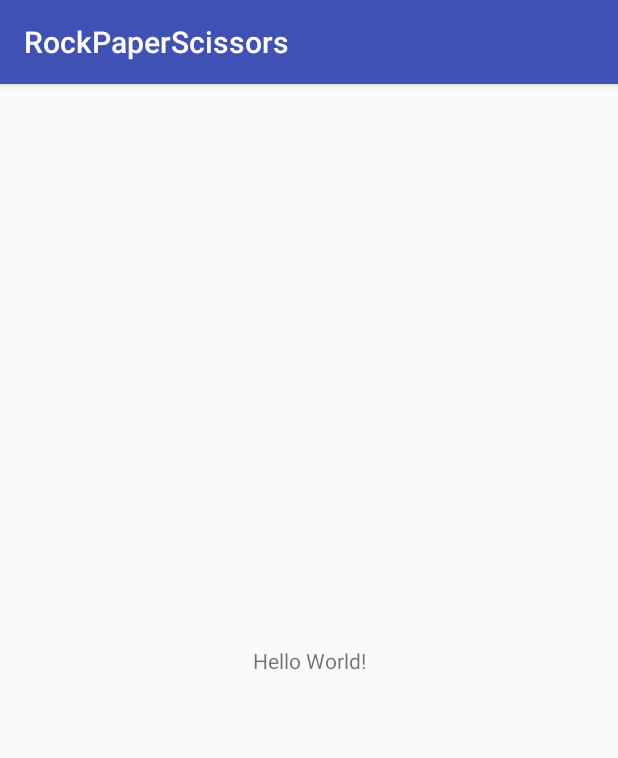
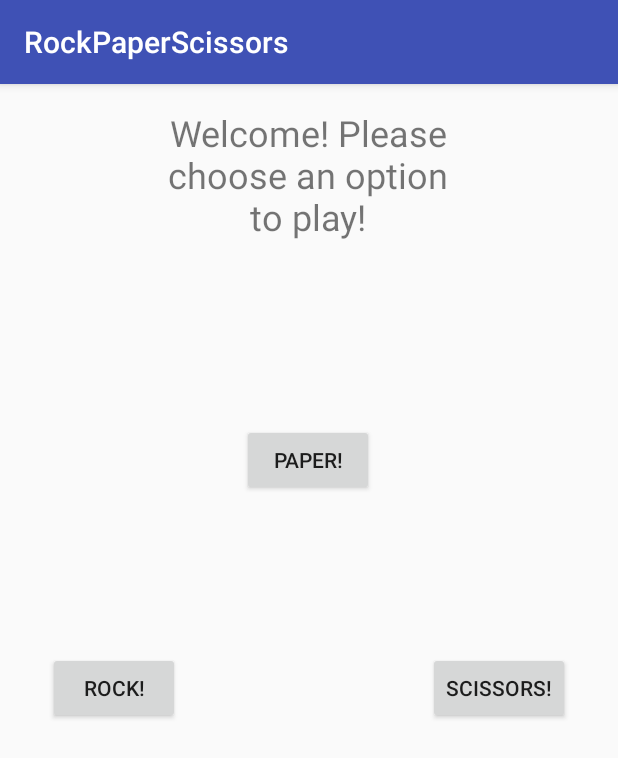
Before and after one commit to markywildtype/rock_paper_scissors_lab_w8d3, an Android app: the screen it shows after launch (RockPaperScissorsActivity), on a phone screen of 412 x 824 dp. Shown: the top 758 px of the screen. Run offline under Robolectric (Android 15) with nearby library versions, the phone set to English and light mode, and no system bars.

Commit message:
basic one-page app working

```diff
--- a/app/src/main/java/example/codeclan/com/rockpaperscissors/RockPaperScissorsActivity.java
+++ b/app/src/main/java/example/codeclan/com/rockpaperscissors/RockPaperScissorsActivity.java
@@ -2,12 +2,38 @@ package example.codeclan.com.rockpaperscissors;
 
 import android.support.v7.app.AppCompatActivity;
 import android.os.Bundle;
+import android.view.View;
+import android.widget.TextView;
 
 public class RockPaperScissorsActivity extends AppCompatActivity {
+
+    RockPaperScissors game;
+    TextView game_result;
 
     @Override
     protected void onCreate(Bundle savedInstanceState) {
         super.onCreate(savedInstanceState);
         setContentView(R.layout.activity_rock_paper_scissors);
     }
+
+    public void onRockButtonClick(View button){
+        game = new RockPaperScissors("rock");
+        String result = game.play();
+        game_result = findViewById(R.id.game_result);
+        game_result.setText(result);
+    }
+
+    public void onPaperButtonClick(View button) {
+        game = new RockPaperScissors("paper");
+        String result = game.play();
+        game_result = findViewById(R.id.game_result);
+        game_result.setText(result);
+    }
+
+    public void onScissorsButtonClick(View button) {
+        game = new RockPaperScissors("scissors");
+        String result = game.play();
+        game_result = findViewById(R.id.game_result);
+        game_result.setText(result);
+    }
 }
--- a/app/src/main/res/layout/activity_rock_paper_scissors.xml
+++ b/app/src/main/res/layout/activity_rock_paper_scissors.xml
@@ -7,12 +7,79 @@
     tools:context="example.codeclan.com.rockpaperscissors.RockPaperScissorsActivity">
 
     <TextView
+        android:id="@+id/welcome"
+        android:layout_width="188dp"
+        android:layout_height="105dp"
+        android:layout_marginBottom="8dp"
+        android:layout_marginEnd="8dp"
+        android:layout_marginStart="8dp"
+        android:layout_marginTop="16dp"
+        android:text="@string/welcome"
+        android:textAlignment="center"
+        android:textSize="24sp"
+        app:layout_constraintBottom_toBottomOf="parent"
+        app:layout_constraintEnd_toEndOf="parent"
+        app:layout_constraintHorizontal_bias="0.497"
+        app:layout_constraintStart_toStartOf="parent"
+        app:layout_constraintTop_toTopOf="parent"
+        app:layout_constraintVertical_bias="0.0" />
+
+    <Button
+        android:id="@+id/rock_button"
         android:layout_width="wrap_content"
         android:layout_height="wrap_content"
-        android:text="Hello World!"
+        android:layout_marginBottom="336dp"
+        android:layout_marginStart="32dp"
+        android:layout_marginTop="8dp"
+        android:onClick="onRockButtonClick"
+        android:text="@string/rock_button"
         app:layout_constraintBottom_toBottomOf="parent"
-        app:layout_constraintLeft_toLeftOf="parent"
-        app:layout_constraintRight_toRightOf="parent"
-        app:layout_constraintTop_toTopOf="parent" />
+        app:layout_constraintStart_toStartOf="parent"
+        app:layout_constraintTop_toTopOf="parent"
+        app:layout_constraintVertical_bias="0.986" />
+
+    <Button
+        android:id="@+id/paper_button"
+        android:layout_width="wrap_content"
+        android:layout_height="wrap_content"
+        android:layout_marginBottom="8dp"
+        android:layout_marginEnd="8dp"
+        android:layout_marginStart="8dp"
+        android:layout_marginTop="8dp"
+        android:onClick="onPaperButtonClick"
+        android:text="@string/paper_button"
+        app:layout_constraintBottom_toBottomOf="parent"
+        app:layout_constraintEnd_toEndOf="parent"
+        app:layout_constraintHorizontal_bias="0.498"
+        app:layout_constraintStart_toStartOf="parent"
+        app:layout_constraintTop_toTopOf="parent"
+        app:layout_constraintVertical_bias="0.311" />
+
+    <Button
+        android:id="@+id/scissors_button"
+        android:layout_width="wrap_content"
+        android:layout_height="wrap_content"
+        android:layout_marginBottom="336dp"
+        android:layout_marginEnd="32dp"
+        android:layout_marginTop="8dp"
+        android:onClick="onScissorsButtonClick"
+        android:text="@string/scissors_button"
+        app:layout_constraintBottom_toBottomOf="parent"
+        app:layout_constraintEnd_toEndOf="parent"
+        app:layout_constraintTop_toTopOf="parent"
+        app:layout_constraintVertical_bias="0.986" />
+
+    <TextView
+        android:id="@+id/game_result"
+        android:layout_width="262dp"
+        android:layout_height="101dp"
+        android:layout_marginBottom="8dp"
+        android:layout_marginEnd="8dp"
+        android:layout_marginStart="8dp"
+        android:layout_marginTop="8dp"
+        app:layout_constraintBottom_toBottomOf="parent"
+        app:layout_constraintEnd_toEndOf="parent"
+        app:layout_constraintStart_toStartOf="parent"
+        app:layout_constraintTop_toBottomOf="@+id/paper_button" />
 
 </android.support.constraint.ConstraintLayout>
--- a/app/src/main/res/values/strings.xml
+++ b/app/src/main/res/values/strings.xml
@@ -1,3 +1,7 @@
 <resources>
     <string name="app_name">RockPaperScissors</string>
+    <string name="welcome">Welcome! Please choose an option to play!</string>
+    <string name="rock_button">Rock!</string>
+    <string name="paper_button">Paper!</string>
+    <string name="scissors_button">Scissors!</string>
 </resources>
```
